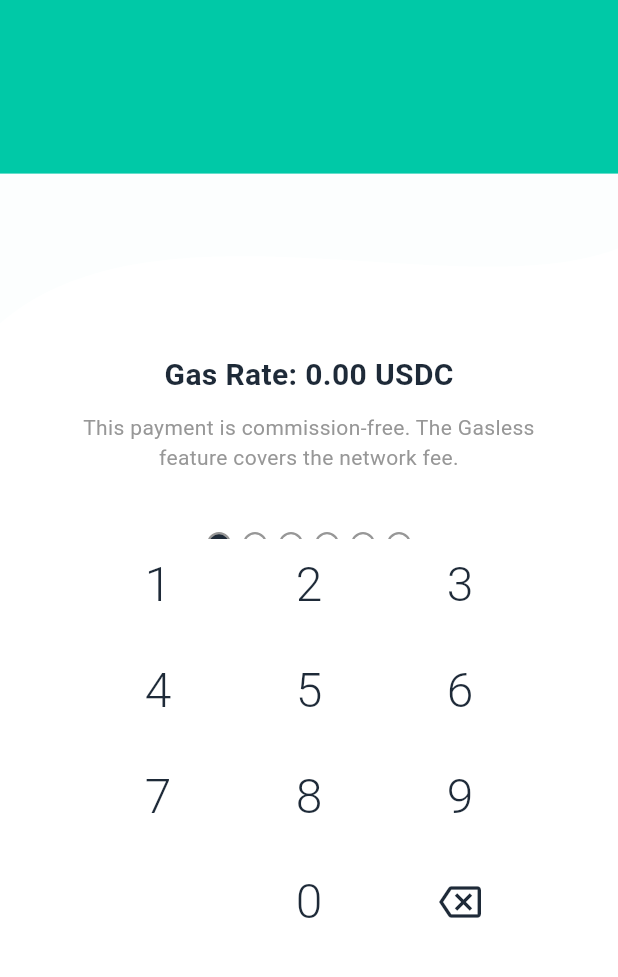
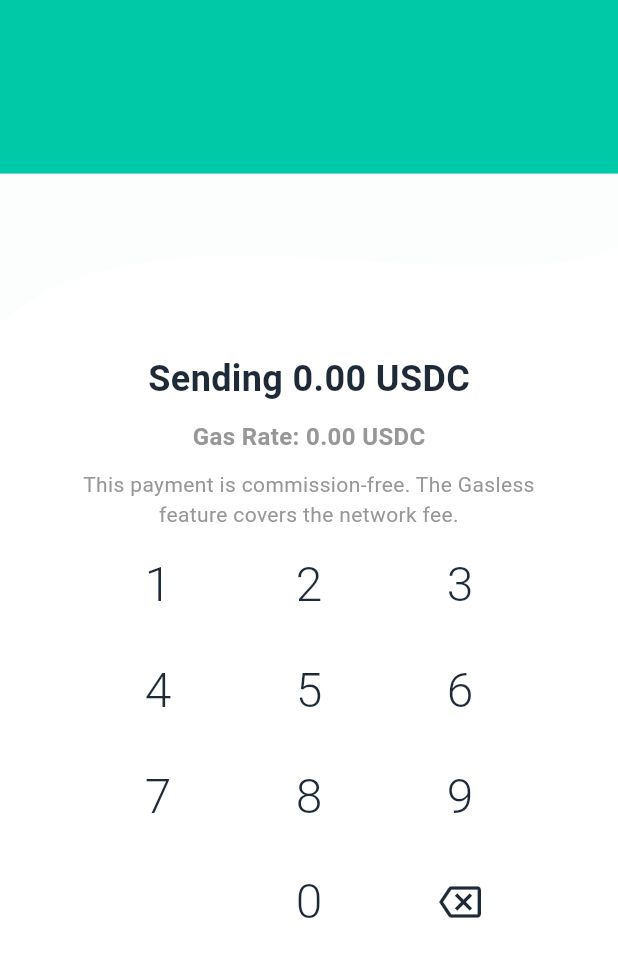
Before and after one commit to cudi-org/safepay-app, a Flutter app: the SendAuthScreen screen opened by its route, after a tap on an icon or button, on a phone screen of 412 x 824 dp, the part 259-1236 px from its top. Run offline on Flutter 3.47's test engine with Material 3 defaults, Android fonts, the phone set to English and light mode, and no system bars; our stand-ins replace dio, flutter_riverpod, flutter_secure_storage, go_router, local_auth, qr_flutter; accounts and stored records are empty.

Commit message:
Actualización 1.0 d1

```diff
--- a/lib/features/send/presentation/send_auth_screen.dart
+++ b/lib/features/send/presentation/send_auth_screen.dart
@@ -5,8 +5,8 @@ import 'package:safepay/core/constants/app_colors.dart';
 import 'package:safepay/features/send/providers/send_notifier.dart';
 import 'package:safepay/core/providers/global_providers.dart';
 import 'package:safepay/utils/currency_formatter.dart';
-// SOLUCIÓN 1: Eliminamos este import. 'global_providers.dart' ya lo tiene.
-// import 'package:safepay/core/constants/app_routes.dart';
+import 'package:safepay/core/security/biometric_auth_service.dart'; // Importado
+import 'package:safepay/core/security/secure_storage_service.dart'; // Importado
 // Asumimos que _CloudClipper está en 'onboarding_screen.dart'
 import 'package:safepay/features/onboarding/presentation/onboarding_screen.dart';
 
@@ -84,26 +84,45 @@ class _SendAuthScreenState extends ConsumerState<SendAuthScreen> {
   }
 
   void _confirmTransaction({bool usePin = false}) async {
-    // 1. Simular la validación (si es PIN)
+    bool isAuthenticated = false;
+
+    // 1. Autenticación
     if (usePin) {
-      if (_pin != '111111') {
-        // PIN de prueba
+      // Simulación de validación de PIN
+      if (_pin == '111111') {
+        isAuthenticated = true;
+      } else {
         setState(() => _pin = '');
         ScaffoldMessenger.of(context).showSnackBar(
-          const SnackBar(content: Text('PIN incorrecto.')),
+          const SnackBar(content: Text('Incorrect PIN.')),
+        );
+        return;
+      }
+    } else {
+      // Autenticación Biométrica Real
+      final biometricService = ref.read(biometricAuthServiceProvider);
+      isAuthenticated = await biometricService.authenticate(
+        reason: 'Authenticate to confirm sending funds',
+      );
+
+      if (!isAuthenticated) {
+         ScaffoldMessenger.of(context).showSnackBar(
+          const SnackBar(content: Text('Authentication failed.')),
         );
         return;
       }
     }
 
-    // 2. Llamar a la lógica de envío final
-    final success =
-        await ref.read(sendNotifierProvider.notifier).confirmFinalTransaction();
+    if (isAuthenticated) {
+      // 2. Llamar a la lógica de envío final (que usará el token seguro)
+      final success = await ref
+          .read(sendNotifierProvider.notifier)
+          .confirmFinalTransaction();
 
       if (success && mounted) {
         // 3. Éxito
         ScaffoldMessenger.of(context).showSnackBar(
-        const SnackBar(content: Text('Transacción enviada con éxito.')),
+          const SnackBar(content: Text('Transaction successfully sent!')),
         );
         // 'AppRoutes' ahora es reconocido gracias a 'global_providers.dart'
         context.goNamed(AppRoutes.chatName);
@@ -111,8 +130,9 @@ class _SendAuthScreenState extends ConsumerState<SendAuthScreen> {
         // 4. Fallo
         ScaffoldMessenger.of(context).showSnackBar(
           const SnackBar(
-            content: Text('La transacción falló. Intenta de nuevo.')),
+              content: Text('Transaction failed. Please try again.')),
         );
+      }
     }
   }
 
@@ -156,11 +176,19 @@ class _SendAuthScreenState extends ConsumerState<SendAuthScreen> {
                 children: [
                    const SizedBox(height: 20),
                   Text(
+                    'Sending ${CurrencyFormatter.formatYield(amount)} USDC',
+                    style: const TextStyle(
+                        fontSize: 24,
+                        fontWeight: FontWeight.bold,
+                        color: AppColors.textPrimary),
+                  ),
+                   const SizedBox(height: 10),
+                  Text(
                     'Gas Rate: ${CurrencyFormatter.formatYield(0.0)} USDC',
                     style: const TextStyle(
-                        fontSize: 20,
+                        fontSize: 16,
                         fontWeight: FontWeight.bold,
-                        color: AppColors.textPrimary),
+                        color: AppColors.textSecondary),
                   ),
                   const SizedBox(height: 10),
                   const Text(
@@ -208,23 +236,37 @@ class _SendAuthScreenState extends ConsumerState<SendAuthScreen> {
                         // Huella (Simulación)
                         GestureDetector(
                           onTap: () => _confirmTransaction(usePin: false),
+                          child: Container(
+                             padding: const EdgeInsets.all(20),
+                             decoration: BoxDecoration(
+                               shape: BoxShape.circle,
+                               border: Border.all(color: AppColors.primary, width: 2)
+                             ),
                              child: const Icon(Icons.fingerprint,
-                              size: 100, color: AppColors.textPrimary),
+                                size: 80, color: AppColors.primary),
                           ),
-                        const SizedBox(height: 50),
+                        ),
+                        const SizedBox(height: 20),
+                         const Text(
+                          'Touch ID Sensor',
+                           style: TextStyle(color: AppColors.textSecondary, fontWeight: FontWeight.bold),
+                         ),
+                        const SizedBox(height: 40),
                         ElevatedButton(
                           onPressed: () => _togglePinMode(),
                           style: ElevatedButton.styleFrom(
-                            backgroundColor: AppColors.accent,
-                            foregroundColor: Colors.white,
+                            backgroundColor: Colors.white,
+                            foregroundColor: AppColors.textPrimary,
+                             elevation: 0,
+                             side: const BorderSide(color: AppColors.textSecondary),
                             padding: const EdgeInsets.symmetric(
                                 vertical: 16, horizontal: 30),
                             shape: RoundedRectangleBorder(
                                 borderRadius: BorderRadius.circular(12)),
                           ),
-                          child: const Text('Confirm with PIN',
+                          child: const Text('Use PIN instead',
                               style: TextStyle(
-                                  fontSize: 18, fontWeight: FontWeight.bold)),
+                                  fontSize: 16, fontWeight: FontWeight.bold)),
                         ),
                       ],
                     ),
```
Also changed, not shown: lib/core/security/biometric_auth_service.dart (added, +41 -0 lines), lib/core/security/secure_storage_service.dart (added, +48 -0 lines), lib/features/send/providers/send_notifier.dart (+24 -23 lines). Lines whose indentation alone changed are shown as unchanged.
